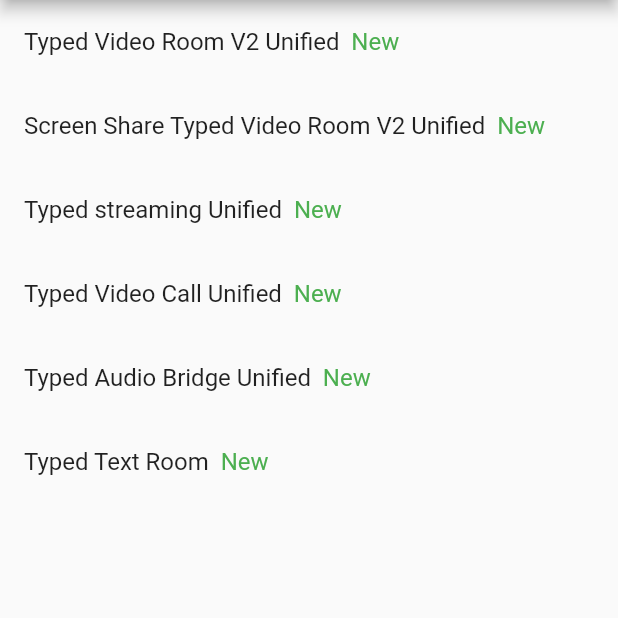
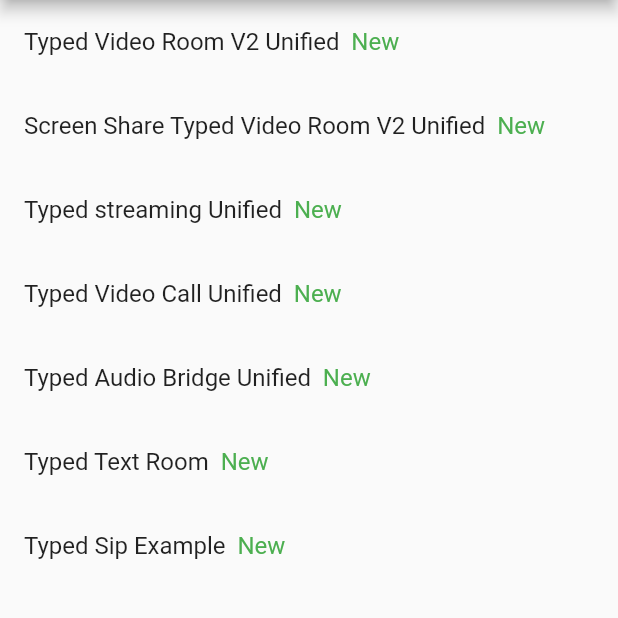
Before and after one commit to flutterjanus/flutter_janus_client, a Flutter app: the screen it shows after launch, on a phone screen of 412 x 824 dp, the part 84-702 px from its top. Run offline on Flutter 3.47's test engine with Material 2 defaults, Android fonts, the phone set to English and light mode, and no system bars; missing offline and left inert: flutter_webrtc.

Commit message:
sip example registered phase done along with error catching fixes in other plugins aswell

```diff
--- a/example/lib/Home.dart
+++ b/example/lib/Home.dart
@@ -89,6 +89,18 @@ class _HomeState extends State<Home> {
                       Navigator.of(context).pushNamed("/typed_text_room");
                     },
                   ),
+                  ListTile(
+                    title: Text.rich(
+                      TextSpan(children: [
+                        TextSpan(text: "Typed Sip Example"),
+                        TextSpan(
+                            text: "  New", style: TextStyle(color: Colors.green))
+                      ]),
+                    ),
+                    onTap: () {
+                      Navigator.of(context).pushNamed("/typed_sip");
+                    },
+                  ),
                 ],
               ),
             ),
--- a/example/lib/main.dart
+++ b/example/lib/main.dart
@@ -2,6 +2,7 @@ import 'package:flutter/material.dart';
 import 'package:janus_client_example/Home.dart';
 import 'package:janus_client_example/typed_examples/audio_bridge.dart';
 import 'package:janus_client_example/typed_examples/screen_share_videoroom.dart';
+import 'package:janus_client_example/typed_examples/sip.dart';
 import 'package:janus_client_example/typed_examples/streaming.dart';
 import 'package:janus_client_example/typed_examples/video_call.dart';
 import 'typed_examples/text_room.dart';
@@ -14,6 +15,7 @@ void main() {
     debugShowCheckedModeBanner: false,
     routes: {
       "/typed_video_room_v2_unified": (c) => TypedVideoRoomV2Unified(),
+      "/typed_sip": (c) => TypedSipExample(),
       "/typed_streaming": (c) => TypedStreamingV2(),
       "/typed_video_call": (c) => TypedVideoCallV2Example(),
       "/typed_audio_bridge": (c) => TypedAudioRoomV2(),
--- a/lib/interfaces/sip/events/sip_accepted_event.dart
+++ b/lib/interfaces/sip/events/sip_accepted_event.dart
@@ -1,3 +1,4 @@
+part of janus_client;
 class SipAcceptedEvent {
   String? sip;
   String? callId;
--- a/lib/interfaces/sip/events/sip_incoming_call_event.dart
+++ b/lib/interfaces/sip/events/sip_incoming_call_event.dart
@@ -1,3 +1,4 @@
+part of janus_client;
 class SipIncomingCallEvent {
   String? sip;
   String? callId;
--- a/lib/interfaces/sip/events/sip_missed_call_event.dart
+++ b/lib/interfaces/sip/events/sip_missed_call_event.dart
@@ -1,3 +1,4 @@
+part of janus_client;
 class SipMissedCallEvent {
   String? sip;
   String? callId;
--- a/lib/interfaces/sip/events/sip_progress_event.dart
+++ b/lib/interfaces/sip/events/sip_progress_event.dart
@@ -1,3 +1,4 @@
+part of janus_client;
 class SipProgressEvent {
   String? sip;
   String? callId;
--- a/lib/interfaces/sip/events/sip_ringing_event.dart
+++ b/lib/interfaces/sip/events/sip_ringing_event.dart
@@ -1,3 +1,4 @@
+part of janus_client;
 class SipRingingEvent {
   String? sip;
   String? callId;
--- a/lib/interfaces/sip/events/sip_transfer_call_event.dart
+++ b/lib/interfaces/sip/events/sip_transfer_call_event.dart
@@ -1,3 +1,4 @@
+part of janus_client;
 class SipTransferCallEvent {
   String? sip;
   SipTransferCallEventResult? result;
--- a/lib/interfaces/sip/events/sip_unregistered_event.dart
+++ b/lib/interfaces/sip/events/sip_unregistered_event.dart
@@ -1,3 +1,5 @@
+part of janus_client;
+
 class SipUnRegisteredEvent {
   String? sip;
   SipUnRegisteredEventResult? result;
--- a/lib/janus_client.dart
+++ b/lib/janus_client.dart
@@ -2,14 +2,6 @@
 library janus_client;
 
 import 'package:collection/collection.dart';
-import 'package:janus_client/interfaces/sip/events/sip_accepted_event.dart';
-import 'package:janus_client/interfaces/sip/events/sip_incoming_call_event.dart';
-import 'package:janus_client/interfaces/sip/events/sip_missed_call_event.dart';
-import 'package:janus_client/interfaces/sip/events/sip_progress_event.dart';
-import 'package:janus_client/interfaces/sip/events/sip_registered_event.dart';
-import 'package:janus_client/interfaces/sip/events/sip_ringing_event.dart';
-import 'package:janus_client/interfaces/sip/events/sip_transfer_call_event.dart';
-import 'package:janus_client/interfaces/sip/events/sip_unregistered_event.dart';
 import 'package:logging/logging.dart';
 import 'dart:async';
 import 'dart:io';
@@ -22,7 +14,6 @@ import 'package:flutter_webrtc/flutter_webrtc.dart';
 import 'package:http/http.dart' as http;
 import 'package:flutter/services.dart';
 import 'dart:convert';
-
 
 part 'janus_session.dart';
 
@@ -103,6 +94,14 @@ part './interfaces/audio_bridge/events/audio_bridge_talking_event.dart';
 part './interfaces/audio_bridge/events/audio_bridge_joined_event.dart';
 
 part './interfaces/audio_bridge/events/audio_bridge_leaving_event.dart';
+part './interfaces/sip/events/sip_registered_event.dart';
+part './interfaces/sip/events/sip_accepted_event.dart';
+part './interfaces/sip/events/sip_incoming_call_event.dart';
+part './interfaces/sip/events/sip_missed_call_event.dart';
+part './interfaces/sip/events/sip_progress_event.dart';
+part './interfaces/sip/events/sip_ringing_event.dart';
+part './interfaces/sip/events/sip_transfer_call_event.dart';
+part './interfaces/sip/events/sip_unregistered_event.dart';
 
 class JanusClient {
   late JanusTransport _transport;
--- a/lib/wrapper_plugins/janus_audio_bridge_plugin.dart
+++ b/lib/wrapper_plugins/janus_audio_bridge_plugin.dart
@@ -402,7 +402,9 @@ class JanusAudioBridgePlugin extends JanusPlugin {
 
         /// not tested
         else if (typedEvent.event.plugindata?.data['audiobridge'] == 'event' &&
-            typedEvent.event.plugindata?.data['error_code'] != null) {
+            (typedEvent.event.plugindata?.data['error_code'] != null ||
+                typedEvent.event.plugindata?.data?['result']?['code'] !=
+                    null)) {
           _typedMessagesSink
               ?.addError(JanusError.fromMap(typedEvent.event.plugindata?.data));
         }
--- a/lib/wrapper_plugins/janus_sip_plugin.dart
+++ b/lib/wrapper_plugins/janus_sip_plugin.dart
@@ -295,7 +295,9 @@ class JanusSipPlugin extends JanusPlugin {
               SipTransferCallEvent.fromJson(typedEvent.event.plugindata?.data);
           _typedMessagesSink?.add(typedEvent);
         } else if (typedEvent.event.plugindata?.data['sip'] == 'event' &&
-            typedEvent.event.plugindata?.data['error_code'] != null) {
+            (typedEvent.event.plugindata?.data['error_code'] != null ||
+                typedEvent.event.plugindata?.data?['result']?['code'] !=
+                    null)) {
           _typedMessagesSink
               ?.addError(JanusError.fromMap(typedEvent.event.plugindata?.data));
         }
```
Also changed, not shown: example/lib/typed_examples/sip.dart (+28 -26 lines), lib/interfaces/sip/events/sip_registered_event.dart (+7 -6 lines), lib/interfaces/typed_event.dart (+34 -7 lines), lib/wrapper_plugins/janus_streaming_plugin.dart (+69 -18 lines), lib/wrapper_plugins/janus_video_call_plugin.dart (+38 -16 lines), lib/wrapper_plugins/janus_video_room_plugin.dart (+90 -28 lines).
